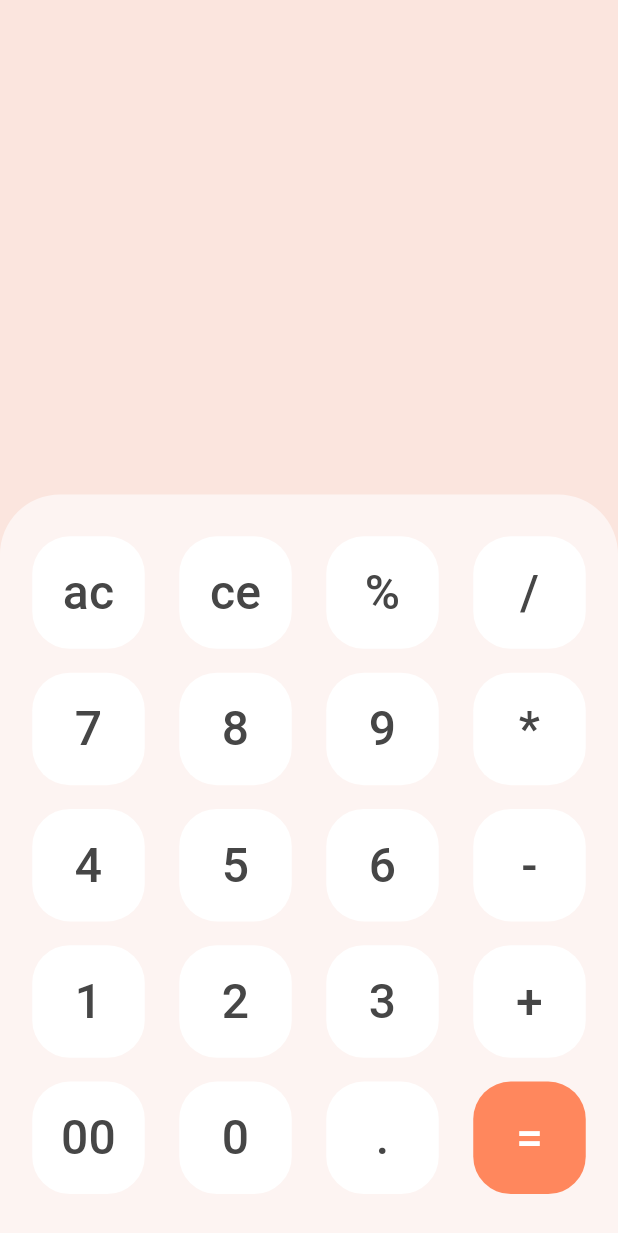
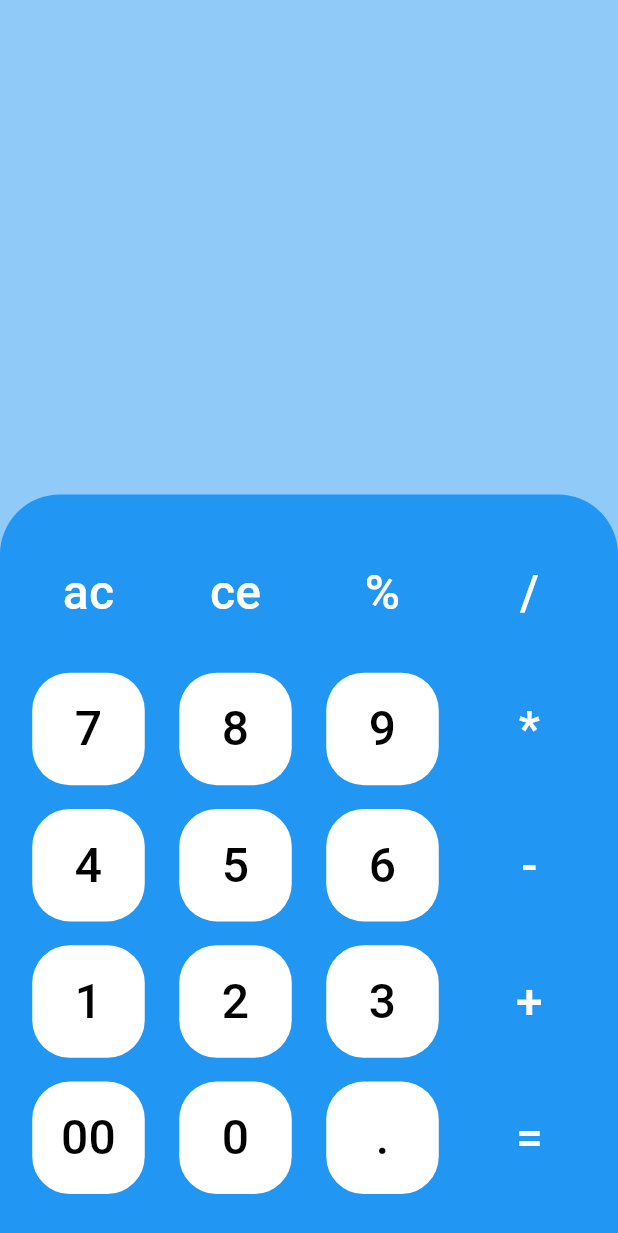
Before and after one commit to MMETehrani/calculator-for-android, a Flutter app: the screen it shows after launch, on a phone screen of 412 x 824 dp. Shown: the top 1233 px of the screen. Run offline on Flutter 3.47's test engine with Material 3 defaults, Android fonts, the phone set to English and light mode, and no system bars; drawn by our look-alikes of dynamic_color; our stand-ins replace hexcolor, math_expressions.

Commit message:
Modified theme color and Modified padding column

```diff
--- a/lib/main.dart
+++ b/lib/main.dart
@@ -31,7 +31,7 @@ class MyApp extends StatelessWidget {
           colorScheme: darkColorScheme ?? _defaultDarkColorScheme,
           useMaterial3: true,
         ),
-        themeMode: ThemeMode.light,
+        // themeMode: ThemeMode.light,
         home: CalculatorApp(),
       );
     });
@@ -184,7 +184,7 @@ class _CalculatorAppState extends State<CalculatorApp> {
     return MaterialApp(
       debugShowCheckedModeBanner: false,
       home: Scaffold(
-        backgroundColor: Color(0xFFFBE5DE),
+        backgroundColor: Theme.of(context).colorScheme.background,
         body: SafeArea(
           child: Column(
             children: [
@@ -192,8 +192,11 @@ class _CalculatorAppState extends State<CalculatorApp> {
                 flex: 4,
                 child: Container(
                   height: 100,
-                  color: Color(0xFFFBE5DE),
+                  color: Theme.of(context).colorScheme.background,
+                  child: Padding(
+                    padding: const EdgeInsets.all(40),
                     child: Column(
+                      mainAxisAlignment: MainAxisAlignment.end,
                       crossAxisAlignment: CrossAxisAlignment.stretch,
                       children: [
                         Padding(
@@ -224,6 +227,7 @@ class _CalculatorAppState extends State<CalculatorApp> {
                     ),
                   ),
                 ),
+              ),
               Expanded(
                 flex: 6,
                 child: Container(
@@ -232,7 +236,7 @@ class _CalculatorAppState extends State<CalculatorApp> {
                       topLeft: Radius.circular(40),
                       topRight: Radius.circular(40),
                     ),
-                    color: Color(0xFFFDF4F2),
+                    color: Theme.of(context).colorScheme.secondaryContainer,
                   ),
                   height: 100,
                   // color: Theme.of(context).colorScheme.surface,
@@ -259,7 +263,7 @@ class _CalculatorAppState extends State<CalculatorApp> {
   }
 
   bool isOperator(String text) {
-    var list = ['='];
+    var list = ['ac', 'ce', '%', '/', '*', '-', '+', '='];
     for (var item in list) {
       if (text == item) {
         return true;
@@ -270,17 +274,17 @@ class _CalculatorAppState extends State<CalculatorApp> {
 
   Color gettextColor(String text) {
     if (isOperator(text)) {
-      return textGreen;
+      return Theme.of(context).colorScheme.onPrimary;
     } else {
-      return Color(0xFF464646);
+      return Theme.of(context).colorScheme.onSurface;
     }
   }
 
   Color getbackgroundColor(String text) {
     if (isOperator(text)) {
-      return backgroundGreyDark;
+      return Theme.of(context).colorScheme.primary;
     } else {
-      return backgroundGrey;
+      return Theme.of(context).colorScheme.surface;
     }
   }
 }
```
Lines whose indentation alone changed are shown as unchanged.
